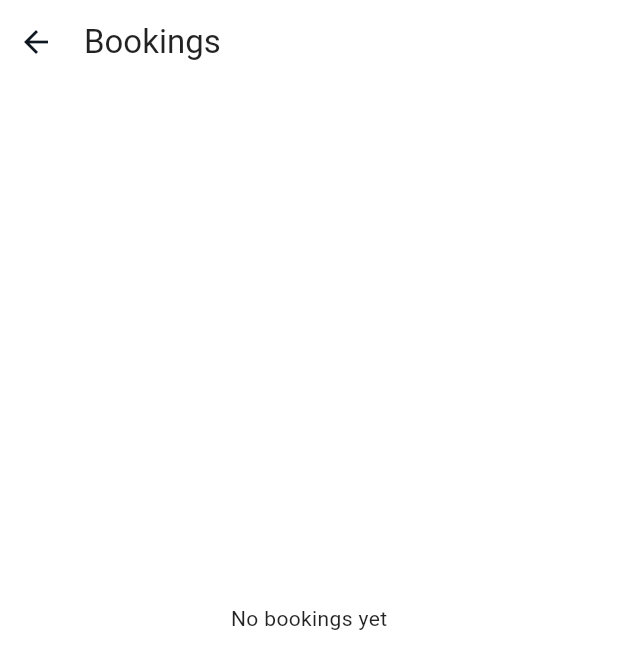
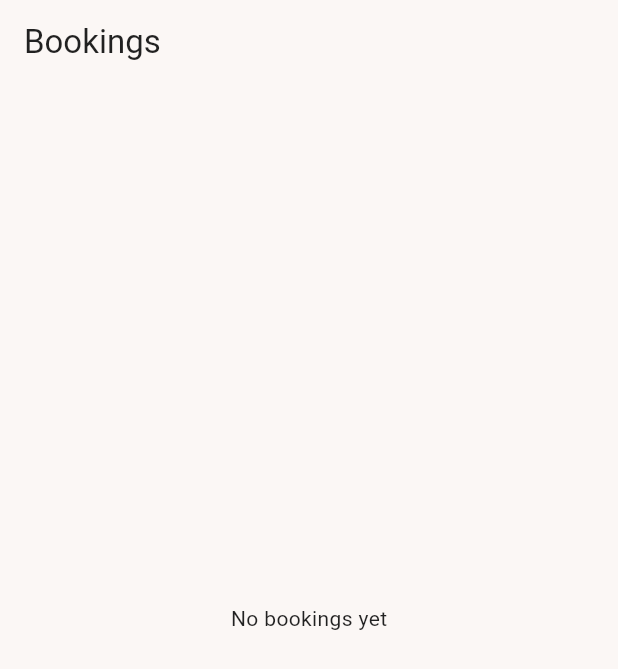
Before and after one commit to robin13901/XFin, a Flutter app: the BookingsScreen screen opened directly, on a phone screen of 412 x 824 dp. Shown: the top 669 px of the screen. Run offline on Flutter 3.47's test engine with Material 3 defaults, Android fonts, the phone set to English and light mode, and no system bars; drawn by our look-alikes of oktoast; our stand-ins replace drift, drift_sqflite, file_picker, fl_chart, fluttertoast, shared_preferences; missing offline and left inert: flutter_file_saver, liquid_glass_renderer; accounts and stored records are empty; generated files the repository leaves out were written again.

Commit message:
Close 37

```diff
--- a/lib/app_theme.dart
+++ b/lib/app_theme.dart
@@ -3,10 +3,10 @@ import 'package:flutter/material.dart';
 class AppColors {
   // Light theme (backgrounds = white / light grey, foreground = near-black)
   static const lightBackground = Color(0xFFF5F5F7); // very light grey
-  static const lightSurface = Color(0xFFFFFFFF); // white
+  static const lightSurface = Color(0xFFFBF7F5); // white
   static const lightSurfaceVariant = Color(0xFFE6E7EA); // slightly darker white
   static const lightOnSurface = Color(0xFF0F1720); // almost black
-  static const lightOutline = Color(0xFF9CA3AF);
+  static const lightOutline = Color(0xFFB8B8B8);
 
   // Dark theme (backgrounds = near-black / dark grey, foreground = light grey/white)
   static const darkBackground = Color(0xFF0A0A0B); // near black
@@ -16,8 +16,8 @@ class AppColors {
   static const darkOutline = Color(0xFF4B5563);
 
   // Highlight colors
-  static const red = Color(0xFFcf7070);
-  static const green = Color(0xFF90d485);
+  static const red = Color(0xffd85858);
+  static const green = Color(0xff78d668);
 }
 
 class AppTheme {
--- a/lib/screens/accounts_screen.dart
+++ b/lib/screens/accounts_screen.dart
@@ -213,7 +213,7 @@ class AccountsScreen extends StatelessWidget {
                   }),
             ],
           ),
-          buildLiquidGlassAppBar(context, title: Text(l10n.accounts)),
+          buildLiquidGlassAppBar(context, title: Text(l10n.accounts), showBackButton: false),
         ],
       ),
     );
--- a/lib/screens/bookings_screen.dart
+++ b/lib/screens/bookings_screen.dart
@@ -192,7 +192,7 @@ class _BookingsScreenState extends State<BookingsScreen> {
                 );
               },
             ),
-          buildLiquidGlassAppBar(context, title: Text(l10n.bookings)),
+          buildLiquidGlassAppBar(context, title: Text(l10n.bookings), showBackButton: false),
         ],
       ),
     );
--- a/lib/widgets/liquid_glass_widgets.dart
+++ b/lib/widgets/liquid_glass_widgets.dart
@@ -2,9 +2,9 @@ import 'package:flutter/material.dart';
 import 'package:liquid_glass_renderer/liquid_glass_renderer.dart';
 
 const liquidGlassSettings = LiquidGlassSettings(
-  thickness: 20,
-  blur: 1.6,
-  glassColor: Color(0x338a8a8a),
+  thickness: 30,
+  blur: 1.4,
+  glassColor: Color(0x33000000),
 );
 
 class LiquidGlassBottomNav extends StatelessWidget {
@@ -189,7 +189,7 @@ class LiquidGlassBottomNav extends StatelessWidget {
   }) {
     const Color selectedColor = Colors.white;
     const Color unselectedColor = Colors.grey;
-        // theme.iconTheme.color?.withValues(alpha: 0.85) ?? Colors.white70;
+    // theme.iconTheme.color?.withValues(alpha: 0.85) ?? Colors.white70;
 
     return Column(
       mainAxisAlignment: MainAxisAlignment.center,
@@ -260,10 +260,8 @@ Widget buildFAB({
   );
 }
 
-Widget buildLiquidGlassAppBar(
-    BuildContext context, {
-      required Widget title,
-    }) {
+Widget buildLiquidGlassAppBar(BuildContext context,
+    {required Widget title, bool showBackButton = true}) {
   final double statusBar = MediaQuery.of(context).padding.top;
   final double height = statusBar + kToolbarHeight;
 
@@ -297,13 +295,15 @@ Widget buildLiquidGlassAppBar(
               height: kToolbarHeight,
               child: Row(
                 children: [
-                  const BackButton(),
+                  if (showBackButton) ...[
+                    const BackButton(),
+                  ] else ...[
+                    const SizedBox(width: 8),
+                  ],
                   const SizedBox(width: 8),
                   Expanded(
                     child: DefaultTextStyle(
-                      style: Theme.of(context)
-                          .appBarTheme
-                          .titleTextStyle ??
+                      style: Theme.of(context).appBarTheme.titleTextStyle ??
                           Theme.of(context).textTheme.titleLarge!,
                       maxLines: 1,
                       overflow: TextOverflow.ellipsis,
@@ -319,7 +319,6 @@ Widget buildLiquidGlassAppBar(
     ),
   );
 }
-
 
 /// A simple model for menu items shown in the panel
 class GlassMenuItem {
```
